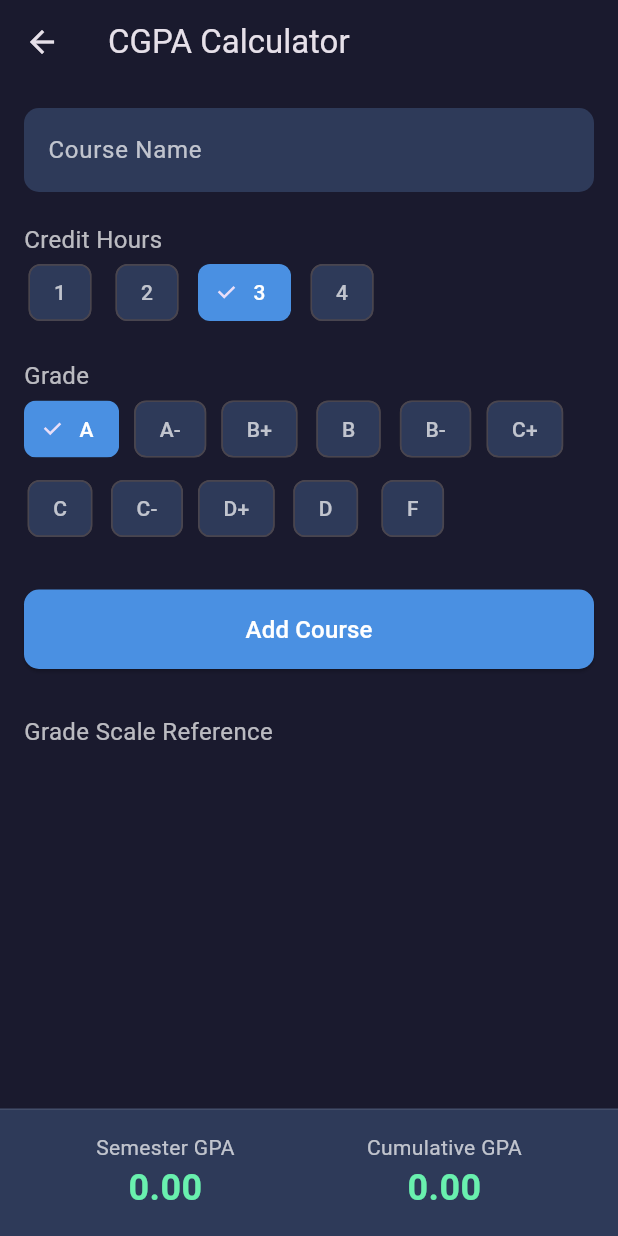
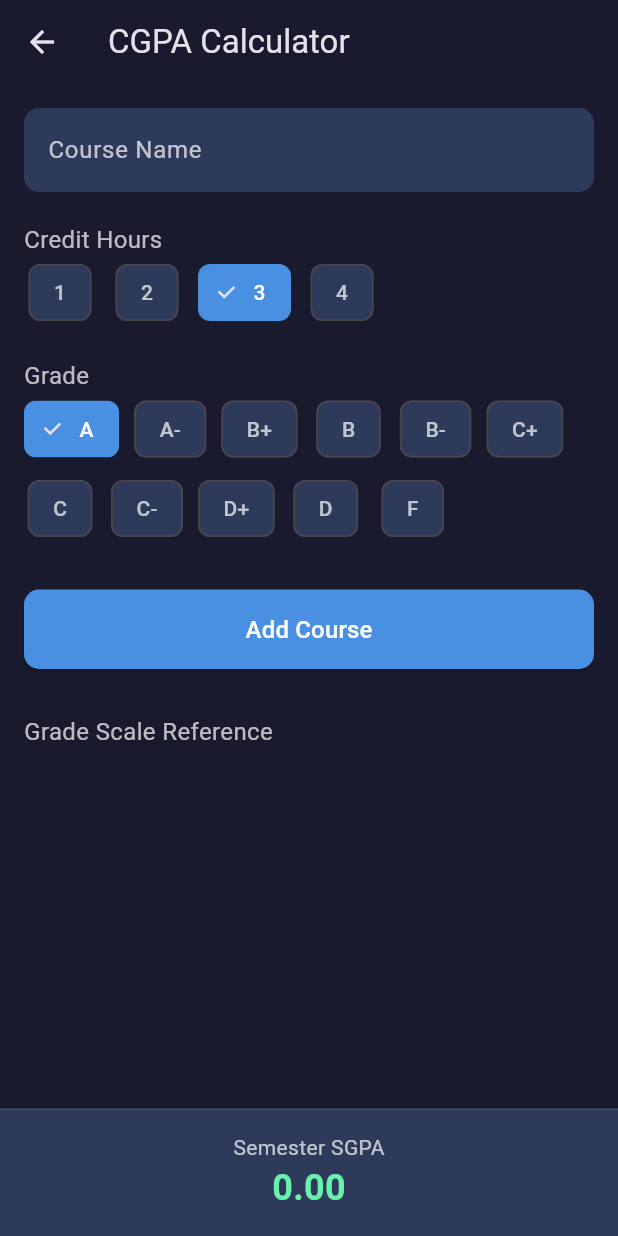
Before and after one commit to Fatima465/comsats_companion_app, a Flutter app: the CGPACalculatorPage screen opened directly, on a phone screen of 412 x 824 dp. Run offline on Flutter 3.47's test engine with Material 3 defaults, Android fonts, the phone set to English and light mode, and no system bars; our stand-ins replace file_picker, shared_preferences, supabase_flutter; accounts and stored records are empty.

Commit message:
Initial commit

```diff
--- a/lib/pages/cgpa_calculator_page.dart
+++ b/lib/pages/cgpa_calculator_page.dart
@@ -42,7 +42,6 @@ class _CGPACalculatorPageState extends State<CGPACalculatorPage> {
   String _selectedGrade = 'A';
 
   double _semesterGpa = 0.00;
-  double _cumulativeGpa = 0.00; // Will require all past semester data
 
   void _addCourse() {
     if (_courseNameController.text.isEmpty) {
@@ -88,7 +87,6 @@ class _CGPACalculatorPageState extends State<CGPACalculatorPage> {
       // implementation needs a full `Semester` and `Course` data structure
       // that is fetched/stored locally or via Supabase.
       // For a placeholder, we'll assume CGPA is the same as SGPA for the current calculation.
-      _cumulativeGpa = _semesterGpa;
     });
   }
 
@@ -206,7 +204,7 @@ class _CGPACalculatorPageState extends State<CGPACalculatorPage> {
               children: [
                 Column(
                   children: [
-                    const Text("Semester GPA", style: TextStyle(color: Colors.white70)),
+                    const Text("Semester SGPA", style: TextStyle(color: Colors.white70)),
                     Text(
                       _semesterGpa.toStringAsFixed(2),
                       style: const TextStyle(
@@ -217,19 +215,19 @@ class _CGPACalculatorPageState extends State<CGPACalculatorPage> {
                     ),
                   ],
                 ),
-                Column(
-                  children: [
-                    const Text("Cumulative GPA", style: TextStyle(color: Colors.white70)),
-                    Text(
-                      _cumulativeGpa.toStringAsFixed(2),
-                      style: const TextStyle(
-                        fontSize: 24,
-                        fontWeight: FontWeight.bold,
-                        color: Colors.greenAccent,
-                      ),
-                    ),
-                  ],
-                ),
+                // Column(
+                //   children: [
+                //     const Text("Cumulative GPA", style: TextStyle(color: Colors.white70)),
+                //     Text(
+                //       _cumulativeGpa.toStringAsFixed(2),
+                //       style: const TextStyle(
+                //         fontSize: 24,
+                //         fontWeight: FontWeight.bold,
+                //         color: Colors.greenAccent,
+                //       ),
+                //     ),
+                //   ],
+                // ),
               ],
             ),
           ),
--- a/lib/pages/past_papers_page.dart
+++ b/lib/pages/past_papers_page.dart
@@ -179,13 +179,13 @@ class _PastPapersPageState extends State<PastPapersPage> {
       try {
         // Extracts the path from the URL for storage deletion if needed
         // Assuming your service handles both DB and Storage deletion
-       print("Attempting to delete ID: ${paper.id}"); // Debug Log
-    await _service.deletePastPaper(paper.id, paper.fileUrl);
-    print("Delete successful");
+        print("Attempting to delete ID: ${paper.id}"); // Debug Log
+        await _service.deletePastPaper(paper.id, paper.fileUrl);
+        print("Delete successful");
       } catch (e) {
         if (mounted) {
-     print("DELETE ERROR: $e"); // This will tell us if it's an RLS issue
-    // ... rest of your code
+          print("DELETE ERROR: $e"); // This will tell us if it's an RLS issue
+          // ... rest of your code
         }
       }
     }
@@ -209,6 +209,7 @@ class _PastPapersPageState extends State<PastPapersPage> {
               controller: nameController,
               decoration: const InputDecoration(labelText: "Course Name"),
             ),
+            const SizedBox(height: 10),
             TextField(
               controller: instructorController,
               decoration: const InputDecoration(labelText: "Instructor"),
--- a/lib/pages/register_page.dart
+++ b/lib/pages/register_page.dart
@@ -129,6 +129,8 @@ class _RegisterpageState extends State<Registerpage> {
             // ),
 
             // Password
+            const SizedBox(height: 20),
+
             TextField(
               controller: _passwordController,
               decoration: const InputDecoration(
```
Also changed, not shown: lib/auth/auth_service.dart (+17 -8 lines).
